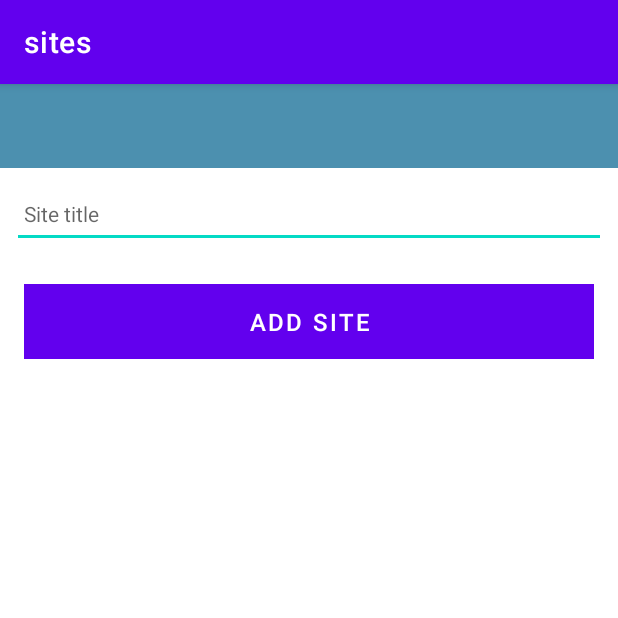
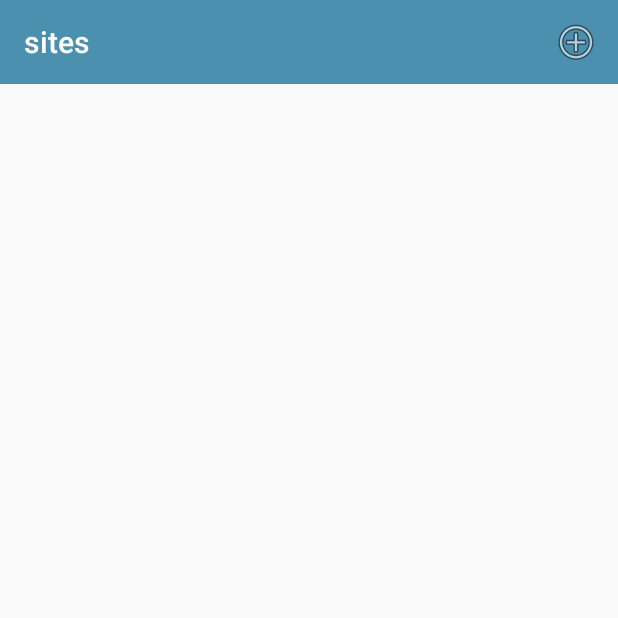
Before and after one commit to MasiSchneider/KAPK_archeological_sites, an Android app: the screen it shows after launch (SiteActivity before the commit, SiteListActivity after it), on a phone screen of 412 x 824 dp, the top half of it. Run offline under Robolectric (Android 15) with nearby library versions, the phone set to English and light mode, and no system bars; 1 statement that could not run was skipped.

Commit message:
V1 - Additional Features: Site List (Comp), Menu Add (Nav)

```diff
--- /dev/null
+++ b/app/src/main/java/org/wit/sites/activities/SiteListActivity.kt
@@ -0,0 +1,72 @@
+package org.wit.sites.activities
+
+import android.os.Bundle
+import android.view.*
+import androidx.appcompat.app.AppCompatActivity
+import androidx.core.text.set
+import androidx.recyclerview.widget.LinearLayoutManager
+import androidx.recyclerview.widget.RecyclerView
+
+
+import kotlinx.android.synthetic.main.activity_site.view.*
+import kotlinx.android.synthetic.main.activity_site_list.*
+import kotlinx.android.synthetic.main.card_site.view.*
+import kotlinx.android.synthetic.main.card_site.view.description
+import kotlinx.android.synthetic.main.card_site.view.siteTitle
+
+
+
+import org.jetbrains.anko.startActivityForResult
+import org.wit.sites.R
+import org.wit.sites.main.MainApp
+import org.wit.sites.models.SiteModel
+
+class SiteListActivity : AppCompatActivity() {
+
+    lateinit var app: MainApp
+
+    override fun onCreate(savedInstanceState: Bundle?) {
+        super.onCreate(savedInstanceState)
+        setContentView(R.layout.activity_site_list)
+        app = application as MainApp
+        toolbar.title = title
+        setSupportActionBar(toolbar)
+
+        val layoutManager = LinearLayoutManager(this)
+        recyclerView.layoutManager = layoutManager
+        recyclerView.adapter = SiteAdapter(app.sites)
+    }
+
+    override fun onCreateOptionsMenu(menu: Menu?): Boolean {
+        menuInflater.inflate(R.menu.menu_main, menu)
+        return super.onCreateOptionsMenu(menu)
+    }
+
+    override fun onOptionsItemSelected(item: MenuItem): Boolean {
+        when (item.itemId) {
+            R.id.item_add -> startActivityForResult<SiteActivity>(0)
+        }
+        return super.onOptionsItemSelected(item)
+    }
+}
+
+class SiteAdapter constructor(private var sites: List<SiteModel>) : RecyclerView.Adapter<SiteAdapter.MainHolder>() {
+
+    override fun onCreateViewHolder(parent: ViewGroup, viewType: Int): MainHolder {
+        return MainHolder(LayoutInflater.from(parent.context).inflate(R.layout.card_site, parent, false))
+    }
+
+    override fun onBindViewHolder(holder: MainHolder, position: Int) {
+        val site = sites[holder.adapterPosition]
+        holder.bind(site)
+    }
+
+    override fun getItemCount(): Int = sites.size
+
+    class MainHolder constructor(itemView: View) : RecyclerView.ViewHolder(itemView) {
+        fun bind(site: SiteModel) {
+            itemView.siteTitle.text = site.title
+            itemView.description.text = site.description
+        }
+    }
+}
--- /dev/null
+++ b/app/src/main/java/org/wit/sites/main/MainApp.kt
@@ -0,0 +1,16 @@
+package org.wit.sites.main
+
+import android.app.Application
+import org.jetbrains.anko.AnkoLogger
+import org.jetbrains.anko.info
+import org.wit.sites.models.SiteModel
+
+class MainApp : Application(), AnkoLogger {
+
+    val sites = ArrayList<SiteModel>()
+
+    override fun onCreate() {
+        super.onCreate()
+        info("Sites App started")
+    }
+}
--- a/app/src/main/java/org/wit/sites/models/SiteModel.kt
+++ b/app/src/main/java/org/wit/sites/models/SiteModel.kt
@@ -1,3 +1,4 @@
 package org.wit.sites.models
 
-data class SiteModel(var title: String = "")
+data class SiteModel(var title: String = "",
+                     var description : String = "")
--- /dev/null
+++ b/app/src/main/res/layout/activity_site_list.xml
@@ -0,0 +1,31 @@
+<?xml version="1.0" encoding="utf-8"?>
+<androidx.coordinatorlayout.widget.CoordinatorLayout xmlns:android="http://schemas.android.com/apk/res/android"
+    xmlns:app="http://schemas.android.com/apk/res-auto"
+    xmlns:tools="http://schemas.android.com/tools"
+    android:layout_width="match_parent"
+    android:layout_height="match_parent"
+    tools:context="org.wit.sites.activities.SiteListActivity">
+
+    <com.google.android.material.appbar.AppBarLayout
+        android:layout_width="match_parent"
+        android:layout_height="wrap_content"
+        android:background="@color/colorAccent"
+        android:fitsSystemWindows="true"
+        app:elevation="0dip"
+        app:theme="@style/ThemeOverlay.AppCompat.Dark.ActionBar">
+
+        <androidx.appcompat.widget.Toolbar
+            android:id="@+id/toolbar"
+            android:layout_width="match_parent"
+            android:layout_height="wrap_content"
+            app:titleTextColor="@color/colorPrimary" />
+    </com.google.android.material.appbar.AppBarLayout>
+
+    <androidx.recyclerview.widget.RecyclerView
+        android:id="@+id/recyclerView"
+        android:layout_width="match_parent"
+        android:layout_height="match_parent"
+        android:scrollbars="vertical"
+        app:layout_behavior="@string/appbar_scrolling_view_behavior" />
+
+</androidx.coordinatorlayout.widget.CoordinatorLayout>
--- /dev/null
+++ b/app/src/main/res/menu/menu_main.xml
@@ -0,0 +1,10 @@
+<?xml version="1.0" encoding="utf-8"?>
+<menu xmlns:android="http://schemas.android.com/apk/res/android"
+    xmlns:app="http://schemas.android.com/apk/res-auto">
+
+    <item
+        android:id="@+id/item_add"
+        android:icon="@android:drawable/ic_menu_add"
+        android:title="@string/menu_addSite"
+        app:showAsAction="always" />
+</menu>
--- a/app/src/main/res/values/strings.xml
+++ b/app/src/main/res/values/strings.xml
@@ -2,4 +2,6 @@
     <string name="app_name">sites</string>
     <string name="button_addSite">Add site</string>
     <string name="hint_siteTitle">Site title</string>
+    <string name="hint_siteDescription">Description </string>
+    <string name="menu_addSite">Add</string>
 </resources>
--- a/app/src/main/res/values/styles.xml
+++ b/app/src/main/res/values/styles.xml
@@ -1,6 +1,9 @@
 <?xml version="1.0" encoding="utf-8"?>
 <resources>
     <style name="AppTheme" parent="Theme.AppCompat.Light.NoActionBar">
-
+        <!-- Customize your theme here. -->
+        <item name="colorPrimary">@color/colorPrimary</item>
+        <item name="colorPrimaryDark">@color/colorPrimaryDark</item>
+        <item name="colorAccent">@color/colorAccent</item>
     </style>
 </resources>
```
Also changed, not shown: app/src/main/AndroidManifest.xml (+6 -2 lines), app/src/main/java/org/wit/sites/activities/SiteActivity.kt (+14 -2 lines), app/src/main/res/layout/activity_site.xml (+13 -0 lines), app/src/main/res/layout/card_site.xml (added, +30 -0 lines).
